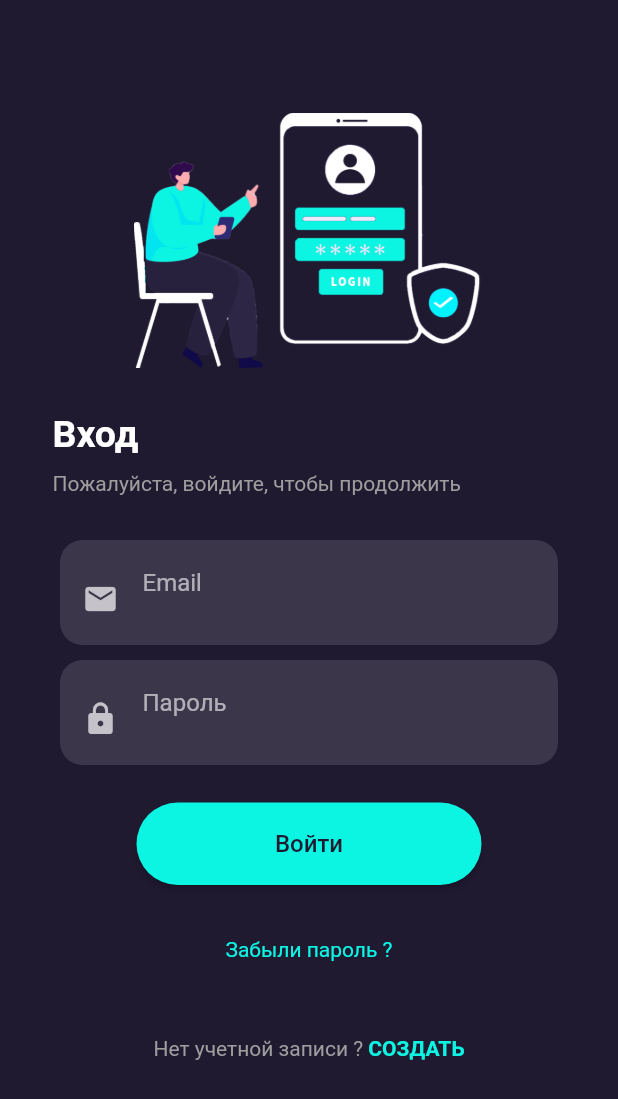
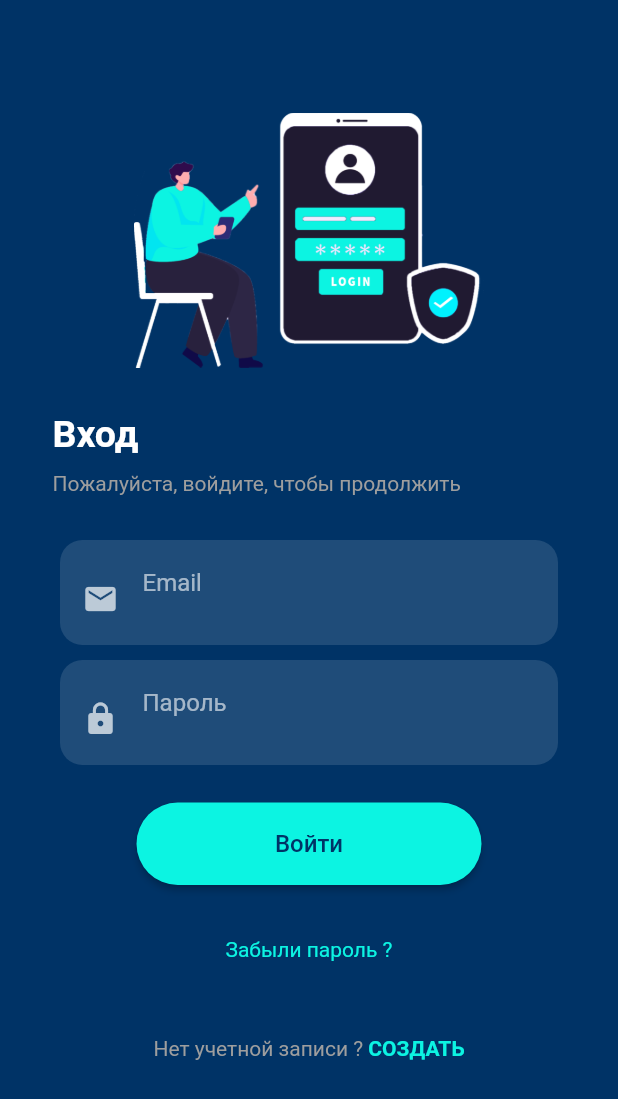
Before and after one commit to 78Ronin78/tennismatch, a Flutter app: the screen it shows after launch, on a phone screen of 412 x 824 dp. Shown: the top 1099 px of the screen. Run offline on Flutter 3.47's test engine with Material 2 defaults, Android fonts, the phone set to English and light mode, and no system bars; our stand-ins replace bloc, cloud_firestore, equatable, firebase_auth, flutter_bloc, get_it and 1 more; accounts and stored records are empty.

Commit message:
Change theme color

```diff
--- a/lib/main.dart
+++ b/lib/main.dart
@@ -25,8 +25,8 @@ class MyApp extends StatelessWidget {
     return MaterialApp(
       debugShowCheckedModeBanner: false,
       theme: ThemeData.dark().copyWith(
-        scaffoldBackgroundColor: Color(0xFF201A31),
-        primaryColor: Color(0xFF201A31),
+        scaffoldBackgroundColor: Color(0xFF003366),
+        primaryColor: Color(0xFF00008B),
       ),
       title: 'TENNISMATCH',
       /*theme: ThemeData(
```
